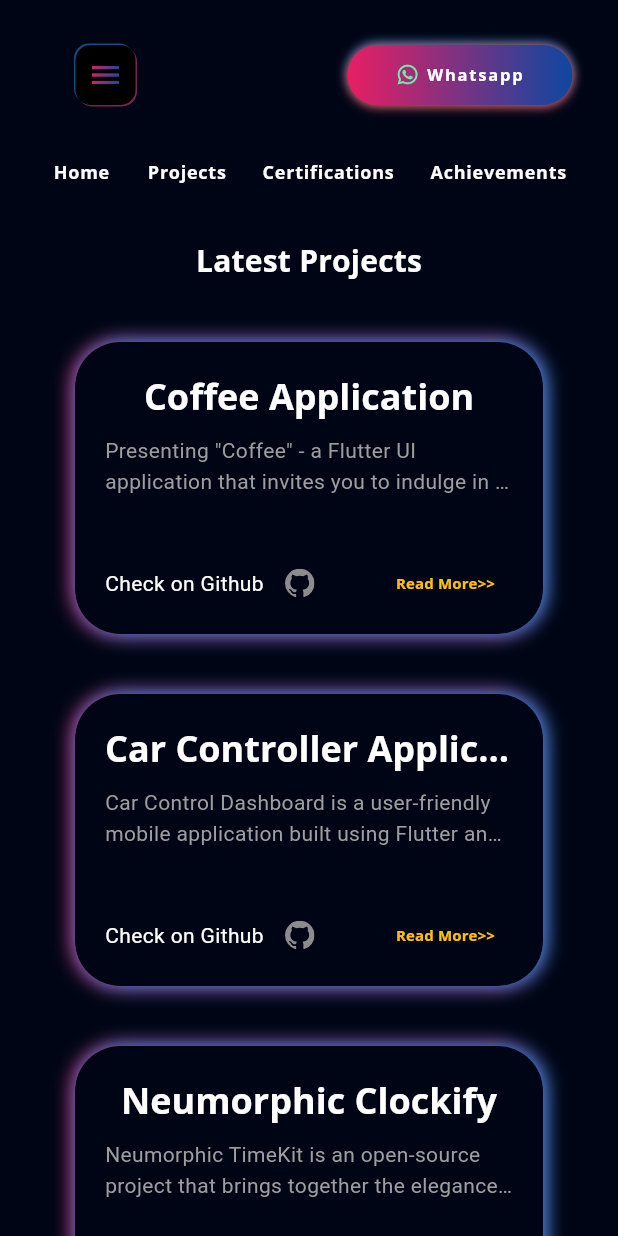
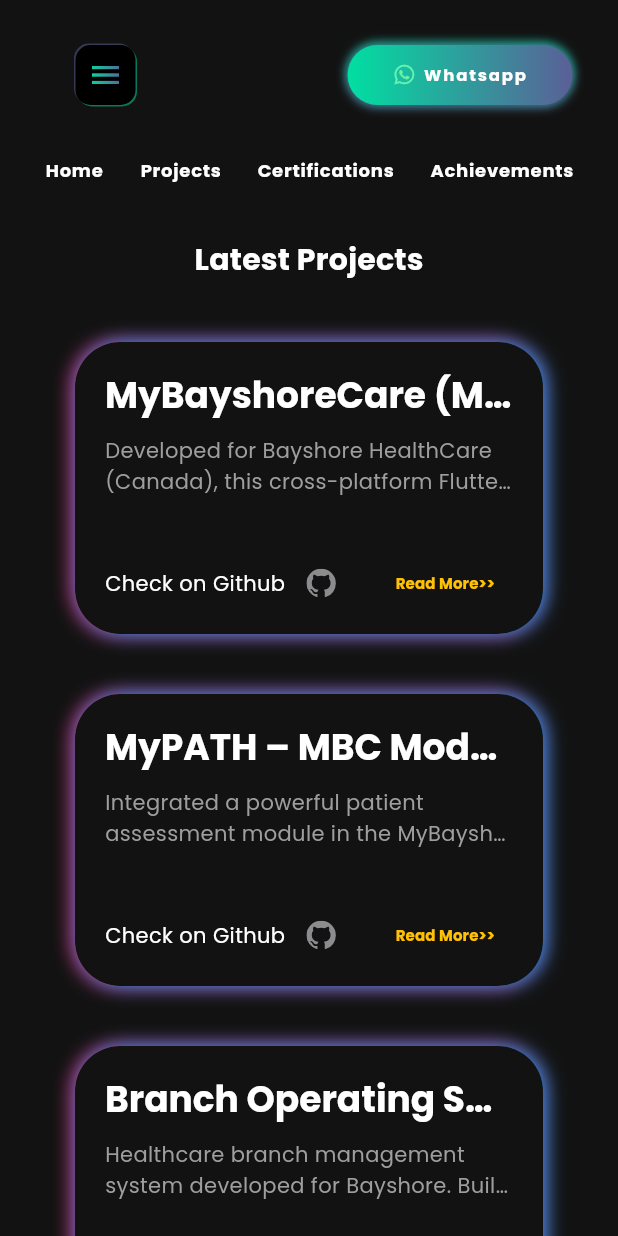
Before and after one commit to itsfahiz/fahiz-portfolio, a Flutter app: the screen it shows after launch, after a tap on the "menu" icon, after a tap on "Whatsapp", after a tap on "Projects", on a phone screen of 412 x 824 dp. Run offline on Flutter 3.47's test engine with Material 3 defaults, Android fonts, the phone set to English and light mode, and no system bars; our stand-ins replace flutter_svg, font_awesome_flutter, get, google_fonts, photo_view.

Commit message:
Update color palette and apply new theme styles for a modern look

```diff
--- a/lib/main.dart
+++ b/lib/main.dart
@@ -9,23 +9,46 @@
 
 class MyApp extends StatelessWidget {
   const MyApp({super.key});
+
   @override
   Widget build(BuildContext context) {
     return MaterialApp(
+      title: 'Fahiz Portfolio',
       debugShowCheckedModeBanner: false,
       theme: ThemeData(
-        colorScheme: ColorScheme.fromSeed(seedColor: Colors.deepPurple),
+        brightness: Brightness.dark,
         scaffoldBackgroundColor: bgColor,
+        primaryColor: primaryColor,
+        colorScheme: const ColorScheme(
+          brightness: Brightness.dark,
+          primary: primaryColor,
+          onPrimary: Colors.black,
+          secondary: secondaryColor,
+          onSecondary: Colors.white,
+          background: bgColor,
+          onBackground: bodyTextColor,
+          surface: darkColor,
+          onSurface: Colors.white,
+          error: Colors.redAccent,
+          onError: Colors.white,
+        ),
+        textTheme: GoogleFonts.poppinsTextTheme().apply(
+          bodyColor: bodyTextColor,
+          displayColor: Colors.white,
+        ),
+        appBarTheme: const AppBarTheme(
+          backgroundColor: Colors.transparent,
+          elevation: 0,
+          iconTheme: IconThemeData(color: primaryColor),
+          titleTextStyle: TextStyle(
+            color: primaryColor,
+            fontSize: 20,
+            fontWeight: FontWeight.bold,
+          ),
+        ),
         useMaterial3: true,
-        textTheme: GoogleFonts.openSansTextTheme(Theme.of(context).textTheme)
-            .apply(bodyColor: Colors.white)
-            .copyWith(
-              bodyLarge: const TextStyle(color: bodyTextColor),
-              bodyMedium: const TextStyle(color: bodyTextColor),
-            ),
       ),
-
-      home: SplashView(),
+      home: const SplashView(),
     );
   }
 }
--- a/lib/model/project_model.dart
+++ b/lib/model/project_model.dart
@@ -8,50 +8,33 @@
 
 List<Project> projectList = [
   Project(
-    'Coffee Application',
-    'Presenting "Coffee" - a Flutter UI application that invites you to indulge in a delightful coffee adventure. Immerse yourself in the world of rich aroma and flavor as you browse through an exquisite selection of specialty coffees. With a user-friendly interface, exploring different blends and discovering their unique details becomes a delightful experience.',
-    'assets/images/coffee.png',
-    'https://github.com/Hamad-Anwar/Coffe-Shop-Beautifull-UI',
+    'MyBayshoreCare (Mobile App)',
+    'Developed for Bayshore HealthCare (Canada), this cross-platform Flutter app provides patients with secure access to assessments, care tracking, chat support, and pharmacy refill requests. Built using Flutter, Firebase, and integrated with HIPAA-compliant workflows.',
+    'assets/images/mybayshorecare.png',
+    'https://apps.apple.com/in/app/mybayshorecare/id1523675014',
   ),
   Project(
-    'Car Controller Application UI',
-    'Car Control Dashboard is a user-friendly mobile application built using Flutter and powered by GetX for efficient state management. Enjoy a modern and intuitive design that adapts to various screen sizes, Interact with dynamic car controls, including speed, steering, and temperature. Realistic animations enhance the visual appeal, making it feel like you are controlling a real car!',
-    'assets/images/car.png',
-    'https://github.com/Hamad-Anwar/Car-Controller-Getx-Flutter',
+    'MyPATH – MBC Module',
+    'Integrated a powerful patient assessment module in the MyBayshoreCare app, increasing completion rates by 30%. Designed using clean architecture principles, seamless UI, and state management with Provider.',
+    'assets/images/mypath.png',
+    'https://apps.apple.com/in/app/mybayshorecare/id1523675014', // same app, specific module
   ),
   Project(
-      'Neumorphic Clockify',
-      'Neumorphic TimeKit is an open-source project that brings together the elegance of a beautifully designed alarm system, an analog clock with a neumorphic touch, and a feature-rich stopwatch. Whether you\'re looking for a functional alarm tool, a stylish desktop clock, or a precise stopwatch, TimeKit has you covered.',
-      'assets/images/alarm.jpg',
-      'https://github.com/Hamad-Anwar/Neumorphic-Analog-Clockify'),
+    'Branch Operating System (BOS) – Web App',
+    'Healthcare branch management system developed for Bayshore. Built UI using Flutter Web, integrated Aidbox (FHIR), and delivered modules for client intake, expenses, and staff. Enabled real-time healthcare documentation across branches.',
+    'assets/images/bos.png',
+    'https://dev-bos.onebayshore.ca', // internal, or you can leave this empty
+  ),
   Project(
-      'CUI Aider',
-      'CUI AIDER is an extraordinary application that brings together augmented reality (AR), a robust student portal, intuitive class management, and a comprehensive GPA system, providing an all-encompassing solution for students.Using AR technology, CUI AIDER offers an immersive experience, allowing users to explore the complete university campus virtually. Through AR, students can visualize buildings, navigate with interactive directions, and gain a better understanding of their surroundings.',
-      'assets/images/cui.png',
-      'https://github.com/Hamad-Anwar/'),
+    'Doctor Connect (Demo UI)',
+    'Designed a modern doctor appointment system UI in Flutter. Includes categorized doctors, profile views, booking flows, and smooth navigation. Built to demonstrate scalable healthcare UX components.',
+    'assets/images/doctor.png',
+    'https://github.com/fahizdev/doctor-connect', // update when ready
+  ),
   Project(
-      'Flutter Music Streaming Application',
-      'A Flutter music streaming application that allows users to play audio files from local storage. The app features a beautiful neumorphic UI design and provides a smooth user experience for browsing and playing music.',
-      'assets/images/player.png',
-      'https://github.com/Hamad-Anwar/Neumorphic-Music_Player-Flutter'),
-  Project(
-      'Food Recipe App',
-      'This repository contains a Flutter implementation of a Food Recipe app with a captivating introduction section and impressive animations. It also features a signup and signin page with animations, elegantly presented on a bottom sheet.',
-      'assets/images/recipe.png',
-      'https://github.com/Hamad-Anwar/Food-Recipe-App-Flutter'),
-  Project(
-      'Task Sync Pro',
-      'Welcome to the Beautiful Task Scheduler App repository! This Flutter-based task management application combines elegant design with a robust backend, ensuring a seamless and organized task management experience. From stunning UI to real-time synchronization, this app has you covered.',
-      'assets/images/task.png',
-      'https://github.com/Hamad-Anwar/Task-Sync-Pro-Flutter'),
-  Project(
-      'Flutter Chat Application with Firebase',
-      'Welcome to our innovative Flutter chat application! This feature-rich messaging platform allows users to connect and communicate seamlessly through text and images. The app is built using Flutter for the frontend and integrates with Firebase for backend services, including authentication, real-time database, and storage.',
-      'assets/images/chat.png',
-      'https://github.com/Hamad-Anwar/Messenger-App-Backend-Firebase'),
-  Project(
-      'Doctor Appointment Application',
-      'Introducing the extraordinary "Doctor Appointment System" - a state-of-the-art Flutter UI application that redefines healthcare accessibility and efficiency. Seamlessly crafted, this app empowers users to effortlessly select doctors based on categories, engage in smooth messaging, and access detailed profiles.',
-      'assets/images/doctor.png',
-      'https://github.com/Hamad-Anwar/Doctor-Appointment-Application-UI'),
+    'Flutter Portfolio Website',
+    'A responsive, Firebase-hosted personal portfolio built using Flutter Web. Showcases skills, real-world projects, certifications, and contact details. Includes GitHub Actions for CI/CD auto-deploy from master.',
+    'assets/images/portfolio.png',
+    'https://fahiz-portfolio.web.app', // update after you deploy
+  ),
 ];
--- a/lib/res/constants.dart
+++ b/lib/res/constants.dart
@@ -1,7 +1,9 @@
 import 'package:flutter/material.dart';
-const primaryColor = Colors.white;
-const secondaryColor = Color(0xFF242430);
-const darkColor = Color(0xFF191923);
-const bodyTextColor = Color(0xFF8B8B8D);
-const bgColor = Color(0xFF000515);
-const defaultPadding = 20.0;
+
+// Professional and modern color palette
+const primaryColor = Color(0xFF00DFA2); // Teal green – vibrant and clean
+const secondaryColor = Color(0xFF5B5F97); // Indigo-purple for subtle contrast
+const darkColor = Color(0xFF1E1E1E); // Surface color (cards, modals, etc.)
+const bodyTextColor = Color(0xFFB0B0B0); // Soft gray for body text
+const bgColor = Color(0xFF121212); // Main background
+const defaultPadding = 20.0; // Layout spacing
--- a/lib/view/intro/components/animated_texts_componenets.dart
+++ b/lib/view/intro/components/animated_texts_componenets.dart
@@ -1,82 +1,77 @@
 import 'package:flutter/material.dart';
-
 import '../../../res/constants.dart';
-import '../../../view model/responsive.dart';
 
 class AnimatedImageContainer extends StatefulWidget {
   const AnimatedImageContainer({Key? key, this.height = 300, this.width = 250})
-      : super(key: key);
+    : super(key: key);
+
   final double? width;
   final double? height;
+
   @override
   AnimatedImageContainerState createState() => AnimatedImageContainerState();
 }
+
 class AnimatedImageContainerState extends State<AnimatedImageContainer>
     with SingleTickerProviderStateMixin {
   late AnimationController _controller;
+
   @override
   void initState() {
     super.initState();
     _controller = AnimationController(
       vsync: this,
       duration: const Duration(milliseconds: 1000),
-    )..repeat(reverse: true); // Repeat the animation loop
+    )..repeat(reverse: true);
   }
+
   @override
   void dispose() {
     _controller.dispose();
     super.dispose();
   }
+
   @override
   Widget build(BuildContext context) {
     return AnimatedBuilder(
       animation: _controller,
       builder: (context, child) {
         final value = _controller.value;
+
         return Transform.translate(
-          offset: Offset(0, 2 * value), // Move the container up and down
+          offset: Offset(0, 2 * value),
           child: Container(
             height: widget.height!,
             width: widget.width!,
-            padding: const EdgeInsets.all(defaultPadding / 4),
             decoration: BoxDecoration(
               borderRadius: BorderRadius.circular(30),
-              gradient: const LinearGradient(colors: [
-                Colors.pinkAccent,
-                Colors.blue,
-              ]),
+              gradient: const LinearGradient(
+                colors: [primaryColor, secondaryColor],
+                begin: Alignment.topLeft,
+                end: Alignment.bottomRight,
+              ),
               boxShadow: const [
                 BoxShadow(
-                  color: Colors.pink,
+                  color: primaryColor,
                   offset: Offset(-2, 0),
                   blurRadius: 20,
                 ),
                 BoxShadow(
-                  color: Colors.blue,
+                  color: secondaryColor,
                   offset: Offset(2, 0),
                   blurRadius: 20,
                 ),
               ],
             ),
-            child: Container(
-              alignment: Alignment.center,
-              decoration: BoxDecoration(
-                color: Colors.black,
-                borderRadius: BorderRadius.circular(30),
-              ),
-              child: Image.asset(
-                'assets/images/image.png',
-                height: Responsive.isLargeMobile(context)
-                    ? MediaQuery.sizeOf(context).width * 0.2
-                    : Responsive.isTablet(context)
-                        ? MediaQuery.sizeOf(context).width * 0.14
-                        : 200,
-                width: Responsive.isLargeMobile(context)
-                    ? MediaQuery.sizeOf(context).width * 0.2
-                    : Responsive.isTablet(context)
-                        ? MediaQuery.sizeOf(context).width * 0.14
-                        : 200,
-                fit: BoxFit.cover,
+            child: ClipRRect(
+              borderRadius: BorderRadius.circular(26),
+              child: Container(
+                color: darkColor,
+                child: Image.asset(
+                  'assets/images/Fahiz.png',
+                  width: double.infinity,
+                  fit: BoxFit.cover,
+                ),
               ),
             ),
           ),
--- a/lib/view/intro/components/combine_subtitle.dart
+++ b/lib/view/intro/components/combine_subtitle.dart
@@ -1,3 +1,4 @@
+import 'package:fahiz_portfolio/res/constants.dart';
 import 'package:fahiz_portfolio/view/intro/components/subtitle_text.dart';
 import 'package:flutter/material.dart';
 import 'package:flutter/foundation.dart' show kIsWeb;
@@ -51,7 +52,7 @@
             : ShaderMask(
               shaderCallback: (bounds) {
                 return const LinearGradient(
-                  colors: [Colors.pink, Colors.blue],
+                  colors: [primaryColor, secondaryColor],
                 ).createShader(bounds);
               },
               child: const Responsive(
--- a/lib/view/intro/components/download_button.dart
+++ b/lib/view/intro/components/download_button.dart
@@ -10,37 +10,54 @@
   Widget build(BuildContext context) {
     return InkWell(
       onTap: () {
-        launchUrl(Uri.parse('https://drive.google.com/file/d/1HSIe7rdk8VtrAL4DQuybfMHQgDrQ6xNs/view?usp=sharing'));
+        launchUrl(
+          Uri.parse(
+            'https://drive.google.com/file/d/1HSIe7rdk8VtrAL4DQuybfMHQgDrQ6xNs/view?usp=sharing',
+          ),
+        );
       },
       child: Container(
         alignment: Alignment.center,
-        padding: const EdgeInsets.symmetric(vertical: defaultPadding/1.5,horizontal: defaultPadding*2),
+        padding: const EdgeInsets.symmetric(
+          vertical: defaultPadding / 1.5,
+          horizontal: defaultPadding * 2,
+        ),
         decoration: BoxDecoration(
           borderRadius: BorderRadius.circular(20),
-            boxShadow:const [
-              BoxShadow(color: Colors.blue,offset: Offset(0, -1),blurRadius: 5),
-              BoxShadow(color: Colors.red,offset: Offset(0, 1),blurRadius: 5),
-            ],
+          boxShadow: const [
+            BoxShadow(
+              color: primaryColor,
+              offset: Offset(0, -1),
+              blurRadius: 5,
+            ),
+            BoxShadow(
+              color: secondaryColor,
+              offset: Offset(0, 1),
+              blurRadius: 5,
+            ),
+          ],
           gradient: LinearGradient(
-              begin: Alignment.topLeft,
-              end: Alignment.bottomRight,
-              colors: [
-                Colors.pink,
-                Colors.blue.shade900,
-              ]),
+            begin: Alignment.topLeft,
+            end: Alignment.bottomRight,
+            colors: [primaryColor, secondaryColor],
+          ),
         ),
         child: Row(
           children: [
             Text(
               'Download CV',
               style: Theme.of(context).textTheme.labelSmall!.copyWith(
-                  color: Colors.white,
-                  letterSpacing: 1.2,
-                  fontWeight: FontWeight.bold),
+                color: Colors.white,
+                letterSpacing: 1.2,
+                fontWeight: FontWeight.bold,
+              ),
             ),
-            const SizedBox(width: defaultPadding/3,),
-            const Icon(FontAwesomeIcons.download,color: Colors.white70,size: 15,)
-
+            const SizedBox(width: defaultPadding / 3),
+            const Icon(
+              FontAwesomeIcons.download,
+              color: Colors.white70,
+              size: 15,
+            ),
           ],
         ),
       ),
--- a/lib/view/intro/components/headline_text.dart
+++ b/lib/view/intro/components/headline_text.dart
@@ -6,19 +6,24 @@
   final double end;
   @override
   Widget build(BuildContext context) {
-    return Builder(builder: (context) {
+    return Builder(
+      builder: (context) {
         return TweenAnimationBuilder(
           tween: Tween(begin: start, end: end),
           duration: const Duration(milliseconds: 200),
           builder: (context, value, child) {
-          return Text('My Personal Portfolio',
+            return Text(
+              'MUHAMMED FAHIZ P',
               style: Theme.of(context).textTheme.headlineLarge!.copyWith(
                 color: Colors.white,
                 fontWeight: FontWeight.w900,
                 height: 0,
-                  fontSize: value));
+                fontSize: value,
+              ),
+            );
           },
         );
-    });
+      },
+    );
   }
 }
--- a/lib/view/intro/components/side_menu_button.dart
+++ b/lib/view/intro/components/side_menu_button.dart
@@ -20,37 +20,38 @@
                 height: defaultPadding * 2.0 * value,
                 width: defaultPadding * 2.0 * value,
                 decoration: BoxDecoration(
-                    borderRadius: BorderRadius.circular(10),
-                    color: Colors.black,
-                    boxShadow: [
-                      BoxShadow(
-                          color: Colors.pinkAccent.withOpacity(.5),
-                          offset: const Offset(1, 1)),
-                      BoxShadow(
-                          color: Colors.blue.withOpacity(.5),
-                          offset: const Offset(-1, -1)),
-                    ]),
-                child:  Center(
+                  borderRadius: BorderRadius.circular(10),
+                  color: Colors.black,
+                  boxShadow: [
+                    BoxShadow(
+                      color: primaryColor.withOpacity(.5),
+                      offset: const Offset(1, 1),
+                    ),
+                    BoxShadow(
+                      color: secondaryColor.withOpacity(.5),
+                      offset: const Offset(-1, -1),
+                    ),
+                  ],
+                ),
+                child: Center(
                   child: ShaderMask(
                     shaderCallback: (bounds) {
                       return LinearGradient(
-                              colors: [Colors.pink, Colors.blue.shade900])
-                          .createShader(bounds);
+                        colors: [primaryColor, secondaryColor],
+                      ).createShader(bounds);
                     },
                     child: Icon(
                       Icons.menu,
                       color: Colors.white,
                       size: defaultPadding * 1.2 * value,
                     ),
-                  )
+                  ),
                 ),
               ),
             );
           },
         ),
-        const Spacer(
-          flex: 5,
-        )
+        const Spacer(flex: 5),
       ],
     );
   }
--- a/lib/view/intro/components/subtitle_text.dart
+++ b/lib/view/intro/components/subtitle_text.dart
@@ -1,3 +1,4 @@
+import 'package:fahiz_portfolio/res/constants.dart';
 import 'package:flutter/material.dart';
 
 class AnimatedSubtitleText extends StatelessWidget {
@@ -5,8 +6,13 @@
   final double end;
   final String text;
   final bool gradient;
-  const AnimatedSubtitleText(
-      {super.key, required this.start, required this.end, required this.text, this.gradient=false,});
+  const AnimatedSubtitleText({
+    super.key,
+    required this.start,
+    required this.end,
+    required this.text,
+    this.gradient = false,
+  });
   @override
   Widget build(BuildContext context) {
     return TweenAnimationBuilder(
@@ -16,14 +22,26 @@
         return Text(
           text,
           style: Theme.of(context).textTheme.headlineLarge!.copyWith(
-              color: Colors.white,
-              fontWeight: FontWeight.w900,
-              shadows: gradient? [
-                const Shadow(color: Colors.pink,offset: Offset(0, 2),blurRadius: 10),
-                const Shadow(color: Colors.pink,offset: Offset(0, -2),blurRadius: 10),
-              ] :[] ,
-              height: 0,
-              fontSize: value),
+            color: Colors.white,
+            fontWeight: FontWeight.w900,
+            shadows:
+                gradient
+                    ? [
+                      Shadow(
+                        color: primaryColor.withOpacity(0.6),
+                        offset: Offset(0, 2),
+                        blurRadius: 10,
+                      ),
+                      Shadow(
+                        color: secondaryColor.withOpacity(0.6),
+                        offset: Offset(0, -2),
+                        blurRadius: 10,
+                      ),
+                    ]
+                    : [],
+            height: 0,
+            fontSize: value,
+          ),
         );
       },
     );
--- a/lib/view/main/components/connect_button.dart
+++ b/lib/view/main/components/connect_button.dart
@@ -9,39 +9,51 @@
   @override
   Widget build(BuildContext context) {
     return Padding(
-      padding:  const EdgeInsets.symmetric(vertical: defaultPadding),
+      padding: const EdgeInsets.symmetric(vertical: defaultPadding),
       child: InkWell(
         onTap: () {
           launchUrl(Uri.parse('https://wa.me/03054200605'));
         },
-        borderRadius: BorderRadius.circular(defaultPadding +10),
+        borderRadius: BorderRadius.circular(defaultPadding + 10),
         child: Container(
           height: 60,
           width: 150,
           decoration: BoxDecoration(
-              borderRadius: BorderRadius.circular(defaultPadding),
-              gradient: LinearGradient(colors: [
-                Colors.pink,
-                Colors.blue.shade900,
-              ]),
-            boxShadow:const [
-              BoxShadow(color: Colors.blue,offset: Offset(0, -1),blurRadius: defaultPadding/4),
-              BoxShadow(color: Colors.red,offset: Offset(0, 1),blurRadius: defaultPadding/4),
-            ]
+            borderRadius: BorderRadius.circular(defaultPadding),
+            gradient: LinearGradient(colors: [primaryColor, secondaryColor]),
+            boxShadow: const [
+              BoxShadow(
+                color: primaryColor,
+                offset: Offset(0, -1),
+                blurRadius: defaultPadding / 4,
+              ),
+              BoxShadow(
+                color: secondaryColor,
+                offset: Offset(0, 1),
+                blurRadius: defaultPadding / 4,
+              ),
+            ],
           ),
           child: Row(
             mainAxisAlignment: MainAxisAlignment.center,
             crossAxisAlignment: CrossAxisAlignment.center,
             children: [
-              const Icon(FontAwesomeIcons.whatsapp,color: Colors.greenAccent,size: 15,),
-              const SizedBox(width : defaultPadding/4),
-              Text('Whatsapp',style: Theme.of(context).textTheme.labelSmall!.copyWith(
+              const Icon(
+                FontAwesomeIcons.whatsapp,
+                color: Colors.greenAccent,
+                size: 15,
+              ),
+              const SizedBox(width: defaultPadding / 4),
+              Text(
+                'Whatsapp',
+                style: Theme.of(context).textTheme.labelSmall!.copyWith(
                   color: Colors.white,
                   letterSpacing: 1.2,
-                  fontWeight: FontWeight.bold
-              ),),
+                  fontWeight: FontWeight.bold,
+                ),
+              ),
             ],
-          )
+          ),
         ),
       ),
     );
```
Also changed, not shown: assets/images/Fahiz.png (added). Lines whose indentation alone changed are shown as unchanged.
